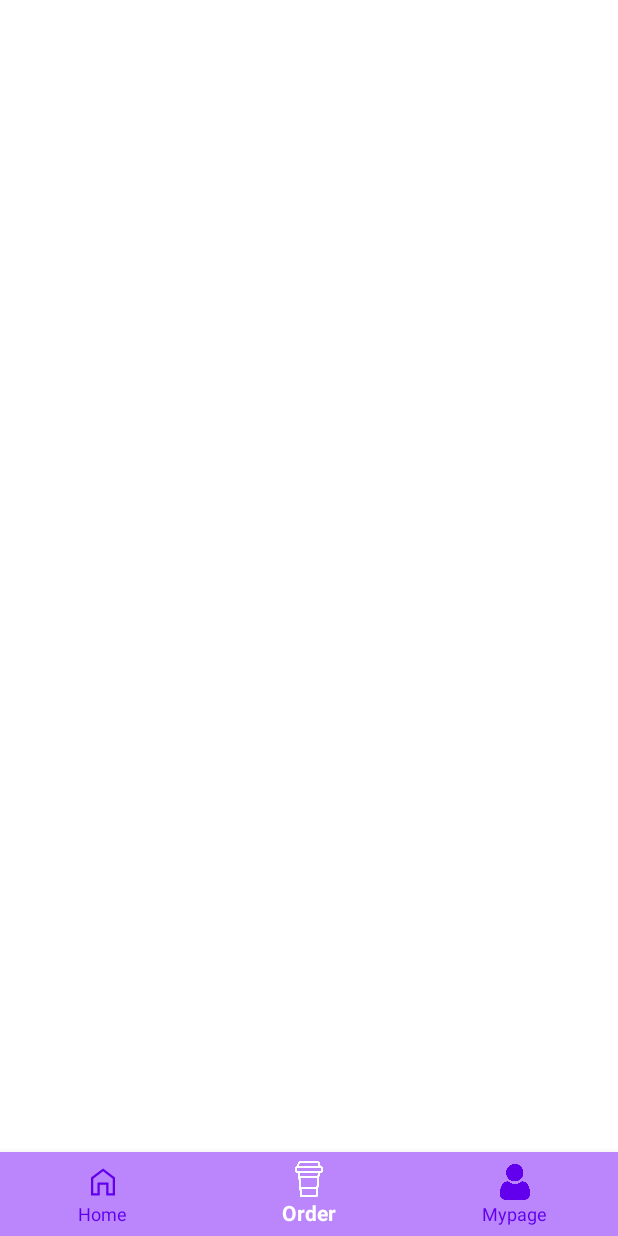
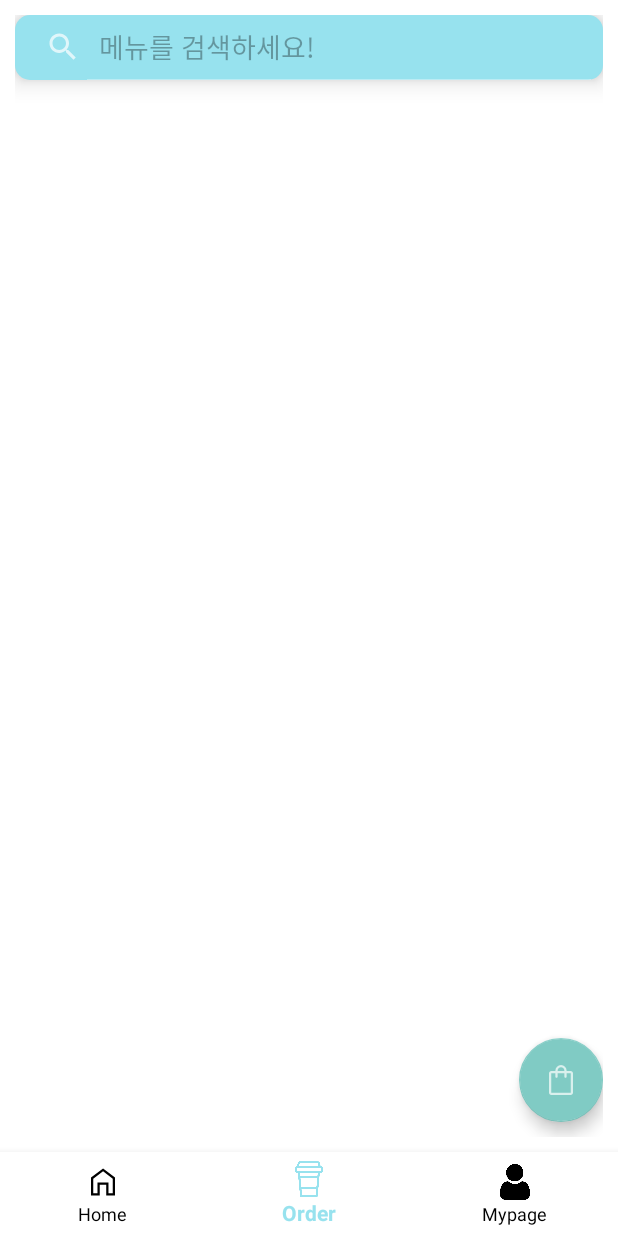
Before and after one commit to ssonghj/SSAFYCOFFEE, an Android app: the OrderFragment screen opened through its navigation route, on a phone screen of 412 x 824 dp. Run offline under Robolectric (Android 15) with nearby library versions, the phone set to English and light mode, and no system bars; our stand-ins replace navigation-ui.

Commit message:
add orderfragment

```diff
--- a/SmartCafe/app/src/main/res/drawable/bottom_nav_color.xml
+++ b/SmartCafe/app/src/main/res/drawable/bottom_nav_color.xml
@@ -1,5 +1,5 @@
 <?xml version="1.0" encoding="utf-8"?>
 <selector xmlns:android="http://schemas.android.com/apk/res/android">
-    <item android:color="@color/white" android:state_checked="true" />
-    <item android:color="@color/purple_500" />
+    <item android:color="@color/button_color_seventy" android:state_checked="true" />
+    <item android:color="@color/black" />
 </selector>
--- /dev/null
+++ b/SmartCafe/app/src/main/res/drawable/ic_baseline_shopping_cart_24.xml
@@ -0,0 +1,10 @@
+<vector xmlns:android="http://schemas.android.com/apk/res/android"
+    android:width="24dp"
+    android:height="24dp"
+    android:viewportWidth="24"
+    android:viewportHeight="24"
+    android:tint="?attr/colorControlNormal">
+  <path
+      android:fillColor="@android:color/white"
+      android:pathData="M7,18c-1.1,0 -1.99,0.9 -1.99,2S5.9,22 7,22s2,-0.9 2,-2 -0.9,-2 -2,-2zM1,2v2h2l3.6,7.59 -1.35,2.45c-0.16,0.28 -0.25,0.61 -0.25,0.96 0,1.1 0.9,2 2,2h12v-2L7.42,15c-0.14,0 -0.25,-0.11 -0.25,-0.25l0.03,-0.12 0.9,-1.63h7.45c0.75,0 1.41,-0.41 1.75,-1.03l3.58,-6.49c0.08,-0.14 0.12,-0.31 0.12,-0.48 0,-0.55 -0.45,-1 -1,-1L5.21,4l-0.94,-2L1,2zM17,18c-1.1,0 -1.99,0.9 -1.99,2s0.89,2 1.99,2 2,-0.9 2,-2 -0.9,-2 -2,-2z"/>
+</vector>
--- a/SmartCafe/app/src/main/res/layout/activity_main.xml
+++ b/SmartCafe/app/src/main/res/layout/activity_main.xml
@@ -32,7 +32,7 @@
         app:layout_constraintBottom_toBottomOf="parent"
         app:itemIconTint="@drawable/bottom_nav_color"
         app:itemTextColor="@drawable/bottom_nav_color"
-        android:background="@color/purple_200"/>
+        android:background="@color/white"/>
 
 
 </androidx.constraintlayout.widget.ConstraintLayout>
--- a/SmartCafe/app/src/main/res/layout/fragment_order.xml
+++ b/SmartCafe/app/src/main/res/layout/fragment_order.xml
@@ -1,9 +1,48 @@
 <?xml version="1.0" encoding="utf-8"?>
-<FrameLayout xmlns:android="http://schemas.android.com/apk/res/android"
+<androidx.constraintlayout.widget.ConstraintLayout
+    xmlns:android="http://schemas.android.com/apk/res/android"
     xmlns:tools="http://schemas.android.com/tools"
     android:layout_width="match_parent"
     android:layout_height="match_parent"
+    android:layout_margin="10dp"
+    xmlns:app="http://schemas.android.com/apk/res-auto"
     tools:context=".fragment.OrderFragment">
 
 
-</FrameLayout>
+    <!--searchview icon은 mainactivity에서 바꾸기 - 현재 실행시 흰색임-->
+    <FrameLayout
+        android:id="@+id/frame_searchview"
+        android:layout_width="match_parent"
+        android:layout_height="43dp"
+        android:background="@drawable/round_rectangle_button"
+        android:orientation="vertical"
+        android:elevation="10dp"
+        app:layout_constraintEnd_toEndOf="parent"
+        app:layout_constraintStart_toStartOf="parent"
+        app:layout_constraintTop_toTopOf="parent">
+        <SearchView
+            android:id="@+id/btn_search"
+            app:theme="@style/Widget.MyApp.AutoCompleteTextView.SearchView"
+            android:elevation="10dp"
+            android:layout_width="match_parent"
+            android:layout_height="wrap_content"
+            android:queryHint="메뉴를 검색하세요!"
+            android:searchHintIcon="@drawable/search"
+            app:searchIcon="@drawable/search"
+            android:iconifiedByDefault="false"
+            app:layout_constraintStart_toStartOf="parent"
+            app:layout_constraintTop_toTopOf="parent"/>
+    </FrameLayout>
+
+    <com.google.android.material.floatingactionbutton.FloatingActionButton
+        android:id="@+id/fab_share"
+        android:theme="@style/AppTheme"
+        android:layout_width="wrap_content"
+        android:layout_height="wrap_content"
+        android:background="@color/main_color_fifty"
+        android:scaleType="fitXY"
+        android:layout_marginBottom="10dp"
+        android:src="@drawable/shopping_bag"
+        app:layout_constraintBottom_toBottomOf="parent"
+        app:layout_constraintEnd_toEndOf="parent"/>
+</androidx.constraintlayout.widget.ConstraintLayout>
--- a/SmartCafe/app/src/main/res/values/themes.xml
+++ b/SmartCafe/app/src/main/res/values/themes.xml
@@ -4,10 +4,12 @@
         <!-- Primary brand color. -->
         <item name="colorPrimary">@color/purple_500</item>
         <item name="colorPrimaryVariant">@color/purple_700</item>
-        <item name="colorOnPrimary">@color/white</item>
+        <item name="colorOnPrimary">@color/black</item>
+        <item name="android:textColor">@color/black</item>
+        <item name="iconTint">@color/black</item>
         <!-- Secondary brand color. -->
-        <item name="colorSecondary">@color/teal_200</item>
-        <item name="colorSecondaryVariant">@color/teal_700</item>
+        <item name="colorSecondary">@color/button_color_seventy</item>
+        <item name="colorSecondaryVariant">@color/button_color_seventy</item>
         <item name="colorOnSecondary">@color/black</item>
         <!-- Status bar color. -->
         <item name="android:statusBarColor" tools:targetApi="l">?attr/colorPrimaryVariant</item>
@@ -28,4 +30,9 @@
         <item name="colorControlNormal">@color/login_user_color</item>
         <item name="colorAccent">@color/start_color</item>
     </style>
+
+    <style name="Widget.MyApp.AutoCompleteTextView.SearchView" parent="Theme.AppCompat.NoActionBar">
+        <item name="android:textColor">#000</item>
+        <item name="android:textColorHint">#5000</item>
+    </style>
 </resources>
```
